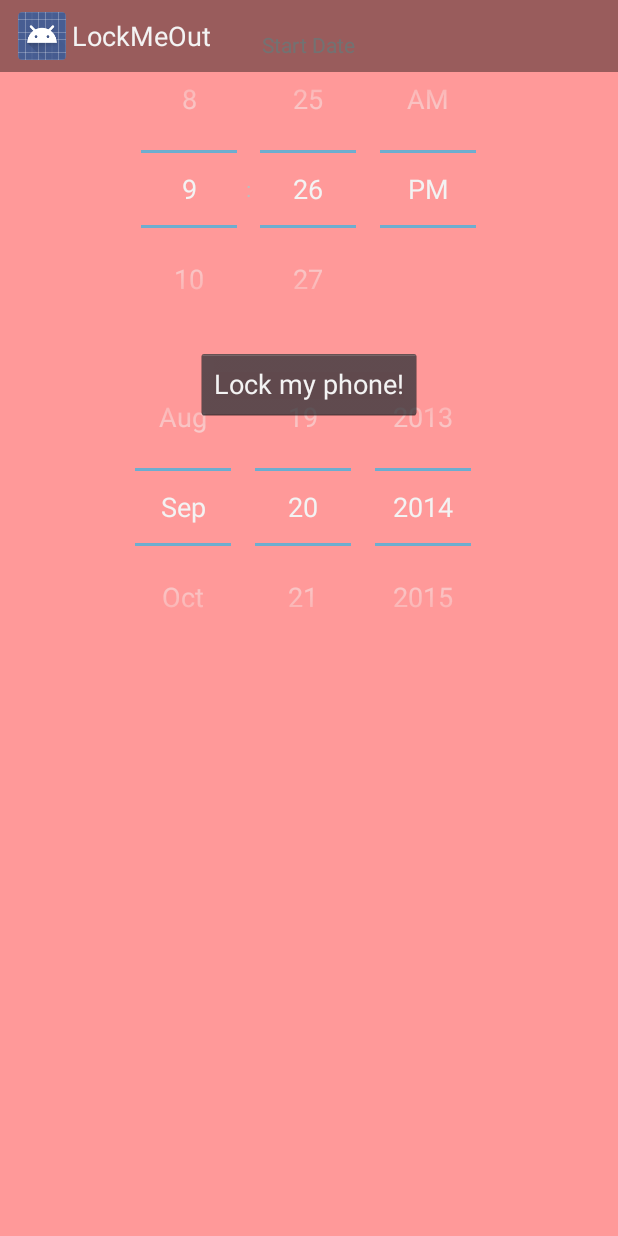
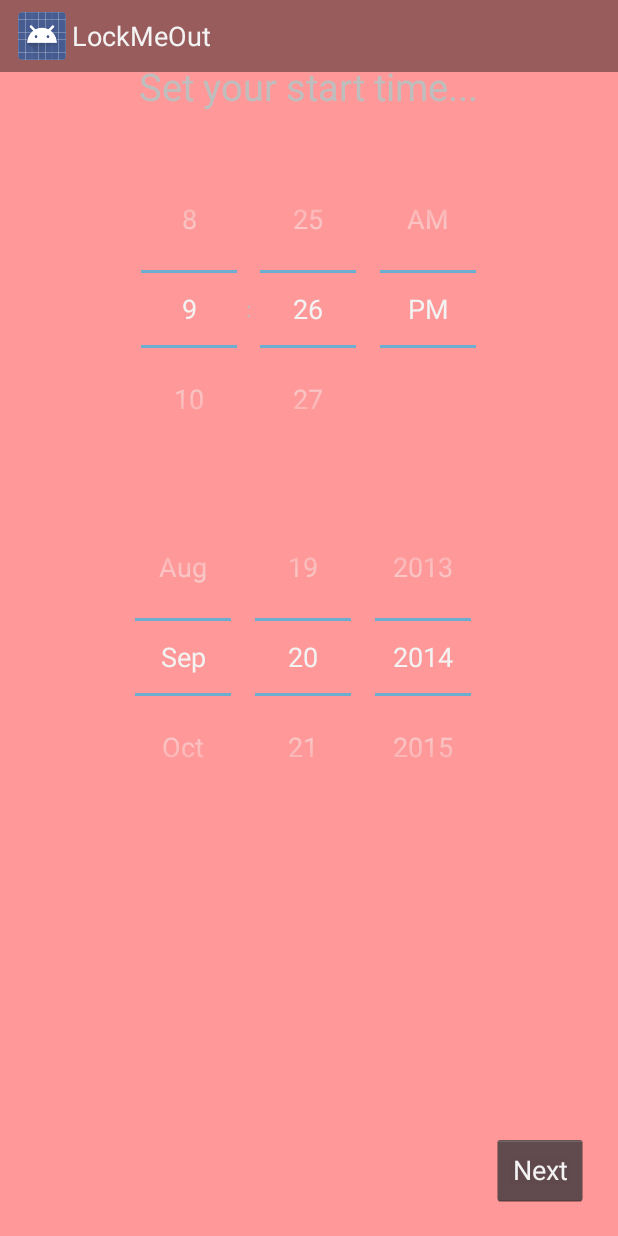
Before and after one commit to YixinXiong/LockMeOut, an Android app: the screen it shows after launch (HomeActivity), after a tap on "LOCK MY PHONE", on a phone screen of 412 x 824 dp. Run offline under Robolectric (Android 15) with nearby library versions, the phone set to English and light mode, and no system bars.

Commit message:
pick start and end dates now work as fragments

```diff
--- a/app/src/main/AndroidManifest.xml
+++ b/app/src/main/AndroidManifest.xml
@@ -5,7 +5,8 @@
     <application
         android:allowBackup="true"
         android:icon="@drawable/ic_launcher"
-        android:label="@string/app_name" >
+        android:label="@string/app_name"
+        android:theme="@android:style/Theme.NoTitleBar">
         <activity
             android:name="com.hackthenorth.lockmeout.app.HomeActivity"
             android:configChanges="orientation|keyboardHidden|screenSize"
--- a/app/src/main/java/com/hackthenorth/lockmeout/app/HomeActivity.java
+++ b/app/src/main/java/com/hackthenorth/lockmeout/app/HomeActivity.java
@@ -11,7 +11,12 @@ import android.support.v4.view.PagerAdapter;
 import android.support.v4.view.ViewPager;
 import android.widget.Toast;
 
+import com.hackthenorth.lockmeout.app.LockPhone.EndTime;
+import com.hackthenorth.lockmeout.app.LockPhone.LockPhoneFragment;
+import com.hackthenorth.lockmeout.app.LockPhone.StartTime;
 import com.hackthenorth.lockmeout.app.util.SystemUiHider;
+
+import java.util.Date;
 
 
 /**
@@ -20,7 +25,7 @@ import com.hackthenorth.lockmeout.app.util.SystemUiHider;
  *
  * @see SystemUiHider
  */
-public class HomeActivity extends FragmentActivity implements HomeFragment.OnButtonClickListener, LockPhoneFragment.OnLockSelectedListener{
+public class HomeActivity extends FragmentActivity implements HomeFragment.OnButtonClickListener, LockPhoneFragment.OnSaveSelectedListener, EndTime.OnLockSelectedListener {
     /**
      * Whether or not the system UI should be auto-hidden after
      * {@link #AUTO_HIDE_DELAY_MILLIS} milliseconds.
@@ -55,7 +60,8 @@ public class HomeActivity extends FragmentActivity implements HomeFragment.OnBut
 
     private PagerAdapter mPagerAdapter;
 
-    private LockPhoneFragment lockPhoneFragment;
+    private StartTime startTimeFragment;
+    private EndTime endTimeFragment;
 
     private LockAppFragment lockAppFragment;
 
@@ -69,6 +75,16 @@ public class HomeActivity extends FragmentActivity implements HomeFragment.OnBut
 
     private boolean adminEnabled;
 
+    private int startMinute;
+    private int startHour;
+    private int startDay;
+    private int startMonth;
+
+    private int endMinute;
+    private int endHour;
+    private int endDay;
+    private int endMonth;
+
     @Override
     protected void onCreate(Bundle savedInstanceState) {
         super.onCreate(savedInstanceState);
@@ -80,7 +96,8 @@ public class HomeActivity extends FragmentActivity implements HomeFragment.OnBut
         devicePolicyManager = (DevicePolicyManager)getSystemService(Context.DEVICE_POLICY_SERVICE);
 
         fragmentManager = getSupportFragmentManager();
-        lockPhoneFragment = LockPhoneFragment.newInstance("hi");
+        startTimeFragment = new StartTime();
+        endTimeFragment = new EndTime();
         lockAppFragment = LockAppFragment.newInstance("hello");
         homeFragment = HomeFragment.newInstance("hello");
 
@@ -130,15 +147,36 @@ public class HomeActivity extends FragmentActivity implements HomeFragment.OnBut
 
     public void handleButtonClicked(int i){
         if(i == 1){
-            fragmentManager.beginTransaction().replace(R.id.fragment_container, lockPhoneFragment).commit();
+            fragmentManager.beginTransaction().replace(R.id.fragment_container, startTimeFragment).commit();
         } else{
             fragmentManager.beginTransaction().replace(R.id.fragment_container, lockAppFragment).commit();
         }
     }
 
-    public void handleLock(int startMinute, int startHour){
+    public void saveTime(int minute, int hour, int day, int month, String direction){
         Toast.makeText(getApplicationContext(), "Start minute: " + startMinute + " Start hour: " + startHour,
                 Toast.LENGTH_LONG).show();
+        if(direction.equals("next")){
+            startMinute = minute;
+            startHour = hour;
+            startDay = day;
+            startMonth = month;
+
+            fragmentManager.beginTransaction().replace(R.id.fragment_container, endTimeFragment).commit();
+        } else {
+            endMinute = minute;
+            endHour = hour;
+            endDay = day;
+            endMonth = month;
+
+            if(direction.equals("back")){
+                fragmentManager.beginTransaction().replace(R.id.fragment_container, startTimeFragment).commit();
+            }
+        }
+    }
+
+    public void handleLock(){
+        Date startTime = new Date();
         devicePolicyManager.resetPassword("0000", 0);
     }
 
--- a/app/src/main/java/com/hackthenorth/lockmeout/app/HomeFragment.java
+++ b/app/src/main/java/com/hackthenorth/lockmeout/app/HomeFragment.java
@@ -58,7 +58,7 @@ public class HomeFragment extends Fragment {
             listener = (OnButtonClickListener) activity;
         } else {
             throw new ClassCastException(activity.toString()
-                    + " must implemenet MyListFragment.OnItemSelectedListener");
+                    + " must implement MyListFragment.OnItemSelectedListener");
         }
     }
 
--- /dev/null
+++ b/app/src/main/java/com/hackthenorth/lockmeout/app/LockPhone/LockPhoneFragment.java
@@ -0,0 +1,76 @@
+package com.hackthenorth.lockmeout.app.LockPhone;
+
+import android.app.Activity;
+import android.os.Bundle;
+import android.support.v4.app.Fragment;
+import android.view.LayoutInflater;
+import android.view.View;
+import android.view.ViewGroup;
+import android.widget.Button;
+import android.widget.DatePicker;
+import android.widget.TimePicker;
+
+/**
+ * Created by Berries on 2014-09-19.
+ */
+public class LockPhoneFragment extends Fragment {
+    public static final String EXTRA_MESSAGE = "EXTRA_MESSAGE";
+    public static final String HOUR = "HOUR";
+    public static final String MINUTE = "MINUTE";
+    public static final String DAY = "DAY";
+    public static final String MONTH = "MONTH";
+
+    private int hour;
+    private int minute;
+    private int day;
+    private int month;
+
+    protected TimePicker timePicker;
+    protected DatePicker datePicker;
+    private Button lockButton;
+    protected OnSaveSelectedListener listener;
+
+    @Override
+    public View onCreateView(LayoutInflater inflater, ViewGroup container,
+                             Bundle savedInstanceState) {
+
+        if (savedInstanceState != null) {
+            // Restore last state for checked position.
+            hour = savedInstanceState.getInt(HOUR, 0);
+            minute = savedInstanceState.getInt(MINUTE, 0);
+            day = savedInstanceState.getInt(DAY, 0);
+            month = savedInstanceState.getInt(MONTH, 0);
+        }
+
+        return null;
+    }
+
+
+    public void saveClicked(int minute, int hour, int day, int month, String direction){
+        listener.saveTime(minute, hour, day, month, direction);
+    }
+
+    public interface OnSaveSelectedListener {
+        public void saveTime(int minute, int hour, int day, int month, String direction);
+    }
+
+    @Override
+    public void onAttach(Activity activity) {
+        super.onAttach(activity);
+        if (activity instanceof OnSaveSelectedListener) {
+            listener = (OnSaveSelectedListener) activity;
+        } else {
+            throw new ClassCastException(activity.toString()
+                    + " must implemenet MyListFragment.OnItemSelectedListener");
+        }
+    }
+
+    @Override
+    public void onSaveInstanceState(Bundle outState) {
+        super.onSaveInstanceState(outState);
+        outState.putInt(HOUR, hour);
+        outState.putInt(MINUTE, minute);
+        outState.putInt(DAY, day);
+        outState.putInt(MONTH, month);
+    }
+}
--- /dev/null
+++ b/app/src/main/java/com/hackthenorth/lockmeout/app/LockPhone/StartTime.java
@@ -0,0 +1,100 @@
+package com.hackthenorth.lockmeout.app.LockPhone;
+
+import android.app.Activity;
+import android.os.Bundle;
+import android.util.Log;
+import android.view.LayoutInflater;
+import android.view.View;
+import android.view.ViewGroup;
+import android.widget.Button;
+import android.widget.DatePicker;
+import android.widget.TimePicker;
+
+import com.hackthenorth.lockmeout.app.R;
+
+import java.lang.reflect.Field;
+
+/**
+ * Created by Berries on 2014-09-19.
+ */
+public class StartTime extends LockPhoneFragment {
+    public static final String EXTRA_MESSAGE = "EXTRA_MESSAGE";
+    public static final String HOUR = "HOUR";
+    public static final String MINUTE = "MINUTE";
+    public static final String DAY = "DAY";
+    public static final String MONTH = "MONTH";
+
+    private int hour;
+    private int minute;
+    private int day;
+    private int month;
+
+    private TimePicker timePicker;
+    private DatePicker datePicker;
+    private Button nextButton;
+
+    @Override
+    public View onCreateView(LayoutInflater inflater, ViewGroup container,
+                             Bundle savedInstanceState) {
+        super.onCreateView(inflater, container, savedInstanceState);
+
+        View view = (View) inflater.inflate(
+                R.layout.fragment_starttime, container, false);
+
+        timePicker = (TimePicker) view.findViewById(R.id.time_picker);
+        datePicker = (DatePicker) view.findViewById(R.id.date_picker);
+
+        try {
+            Field f[] = datePicker.getClass().getDeclaredFields();
+            for (Field field : f) {
+                if (field.getName().equals("mYearPicker") || field.getName().equals("mYearSpinner")) {
+                    field.setAccessible(true);
+                    Object yearPicker = new Object();
+                    yearPicker = field.get(datePicker);
+                    ((View) yearPicker).setVisibility(View.GONE);
+                }
+            }
+        }
+        catch (SecurityException e) {
+            Log.d("ERROR", e.getMessage());
+        }
+        catch (IllegalArgumentException e) {
+            Log.d("ERROR", e.getMessage());
+        }
+        catch (IllegalAccessException e) {
+            Log.d("ERROR", e.getMessage());
+        }
+
+        nextButton = (Button) view.findViewById(R.id.next_button);
+
+        nextButton.setOnClickListener(new View.OnClickListener() {
+            @Override
+            public void onClick(View v) {
+                saveClicked(timePicker.getCurrentMinute(), timePicker.getCurrentHour(), datePicker.getDayOfMonth(), datePicker.getMonth(), "next");
+            }
+        });
+
+        return view;
+    }
+
+
+    @Override
+    public void onAttach(Activity activity) {
+        super.onAttach(activity);
+        if (activity instanceof OnSaveSelectedListener) {
+            listener = (OnSaveSelectedListener) activity;
+        } else {
+            throw new ClassCastException(activity.toString()
+                    + " must implement MyListFragment.OnItemSelectedListener");
+        }
+    }
+
+    @Override
+    public void onSaveInstanceState(Bundle outState) {
+        super.onSaveInstanceState(outState);
+        outState.putInt(HOUR, hour);
+        outState.putInt(MINUTE, minute);
+        outState.putInt(DAY, day);
+        outState.putInt(MONTH, month);
+    }
+}
--- a/app/src/main/java/com/hackthenorth/lockmeout/app/LockPhoneFragment.java
+++ /dev/null
@@ -1,92 +0,0 @@
-package com.hackthenorth.lockmeout.app;
-
-import android.app.Activity;
-import android.os.Bundle;
-import android.support.v4.app.Fragment;
-import android.view.LayoutInflater;
-import android.view.View;
-import android.view.ViewGroup;
-import android.widget.Button;
-import android.widget.TimePicker;
-
-/**
- * Created by Berries on 2014-09-19.
- */
-public class LockPhoneFragment extends Fragment {
-    public static final String EXTRA_MESSAGE = "EXTRA_MESSAGE";
-    public static final String STARTHOUR = "STARTHOUR";
-    public static final String STARTMINUTE = "STARTMINUTE";
-    public static final String ENDHOUR = "ENDHOUR";
-    public static final String ENDMINUTE = "ENDMINUTE";
-
-    private int startHour;
-    private int startMinute;
-    private TimePicker startTimePicker;
-    //private TimePicker endTimePicker;
-    private Button lockButton;
-    private OnLockSelectedListener listener;
-
-    @Override
-    public View onCreateView(LayoutInflater inflater, ViewGroup container,
-                             Bundle savedInstanceState) {
-
-        if (savedInstanceState != null) {
-            // Restore last state for checked position.
-            startHour = savedInstanceState.getInt(STARTHOUR, 0);
-            startMinute = savedInstanceState.getInt(STARTMINUTE, 0);
-        }
-
-        View view = (View) inflater.inflate(
-                R.layout.fragment_lockphone, container, false);
-
-        startTimePicker = (TimePicker) view.findViewById(R.id.start_date);
-        //endTimePicker = (TimePicker) view.findViewById(R.id.end_date);
-        lockButton = (Button) view.findViewById(R.id.lock_button);
-
-        lockButton.setOnClickListener(new View.OnClickListener() {
-            @Override
-            public void onClick(View v) {
-                startMinute = startTimePicker.getCurrentMinute();
-                startHour = startTimePicker.getCurrentHour();
-                lockClicked(startMinute, startHour);
-            }
-        });
-
-        return view;
-    }
-
-
-    public void lockClicked(int startMinute, int startHour){
-        listener.handleLock(startMinute, startHour);
-    }
-
-    public interface OnLockSelectedListener{
-        public void handleLock(int startMinute, int startHour);
-    }
-
-    @Override
-    public void onAttach(Activity activity) {
-        super.onAttach(activity);
-        if (activity instanceof OnLockSelectedListener) {
-            listener = (OnLockSelectedListener) activity;
-        } else {
-            throw new ClassCastException(activity.toString()
-                    + " must implemenet MyListFragment.OnItemSelectedListener");
-        }
-    }
-
-    @Override
-    public void onSaveInstanceState(Bundle outState) {
-        super.onSaveInstanceState(outState);
-        outState.putInt(STARTHOUR, startHour);
-        outState.putInt(STARTMINUTE, startMinute);
-    }
-
-    public static final LockPhoneFragment newInstance(String message){
-        LockPhoneFragment f = new LockPhoneFragment();
-        Bundle bdl = new Bundle(1);
-        bdl.putString(EXTRA_MESSAGE, message);
-        f.setArguments(bdl);
-        return f;
-    }
-}
--- a/app/src/main/res/layout/fragment_lockphone.xml
+++ b/app/src/main/res/layout/fragment_lockphone.xml
@@ -1,40 +1,27 @@
 <?xml version="1.0" encoding="utf-8"?>
 
-<RelativeLayout xmlns:android="http://schemas.android.com/apk/res/android"
+<LinearLayout xmlns:android="http://schemas.android.com/apk/res/android"
     android:id="@+id/lockapp_fragment"
     android:layout_width="match_parent"
     android:layout_height="match_parent"
+    android:paddingTop="25dp"
     android:background="#ffff9999"
-    android:paddingTop="20dp">
-
-    <TextView
-        android:layout_width="wrap_content"
-        android:layout_centerHorizontal="true"
-        android:layout_height="wrap_content"
-        android:text="Start Date"/>
+    android:orientation="vertical">
 
     <TimePicker xmlns:android="http://schemas.android.com/apk/res/android"
-        android:id="@+id/start_date"
-        android:layout_centerHorizontal="true"
+        android:id="@+id/time_picker"
+        android:gravity="center"
+        android:layout_gravity="center_horizontal"
+        android:layout_marginBottom="20dp"
         android:layout_width="wrap_content"
         android:layout_height="wrap_content">
     </TimePicker>
 
     <DatePicker
+        android:id="@+id/date_picker"
         android:layout_width="wrap_content"
+        android:layout_gravity="center_horizontal"
         android:layout_height="wrap_content"
-        android:layout_centerHorizontal="true"
-        android:layout_below="@id/start_date"
         android:calendarViewShown="false" ></DatePicker>
 
-
-    <Button
-        android:id="@+id/lock_button"
-        android:layout_width="wrap_content"
-        android:layout_height="wrap_content"
-        android:layout_below="@id/start_date"
-        android:layout_centerHorizontal="true"
-        android:text="Lock my phone!"/>
-
-
-</RelativeLayout>
+</LinearLayout>
--- /dev/null
+++ b/app/src/main/res/layout/fragment_starttime.xml
@@ -0,0 +1,32 @@
+<?xml version="1.0" encoding="utf-8"?>
+
+<RelativeLayout xmlns:android="http://schemas.android.com/apk/res/android"
+    android:id="@+id/fragment_starttime"
+    android:layout_width="match_parent"
+    android:layout_height="match_parent"
+    android:background="#ffff9999"
+    android:paddingTop="40dp">
+
+    <TextView
+        android:id="@+id/set_start_Text"
+        android:layout_width="wrap_content"
+        android:layout_height="wrap_content"
+        android:text="@string/set_start_time"
+        android:textSize="25dp"
+        android:layout_centerHorizontal="true"/>
+
+    <include layout="@layout/fragment_lockphone"
+        android:layout_below="@id/set_start_Text"
+        android:layout_height="match_parent"
+        android:layout_width="match_parent"/>
+
+        <Button
+            android:id="@+id/next_button"
+            android:layout_width="wrap_content"
+            android:layout_height="wrap_content"
+            android:text="@string/next_button"
+            android:layout_alignParentRight="true"
+            android:layout_alignParentBottom="true"
+            android:layout_margin="20dp"/>
+
+</RelativeLayout>
--- a/app/src/main/res/layout/view_pager_home.xml
+++ /dev/null
@@ -1,6 +0,0 @@
-<?xml version="1.0" encoding="utf-8"?>
-
-<android.support.v4.view.ViewPager xmlns:android="http://schemas.android.com/apk/res/android"
-    android:id="@+id/view_pager_home"
-    android:layout_width="match_parent"
-    android:layout_height="match_parent"/>
--- a/app/src/main/res/values/strings.xml
+++ b/app/src/main/res/values/strings.xml
@@ -9,5 +9,10 @@
     <string name="hello_blank_fragment">Hello blank fragment</string>
     <string name="device_admin_description">Device admin description</string>
     <string name="device_admin">Device admin</string>
+    <string name="set_start_time">Set your start time...</string>
+    <string name="set_end_time">Set your end time...</string>
+    <string name="back_button">Back</string>
+    <string name="next_button">Next</string>
+    <string name="lock_button">Lock!</string>
 
 </resources>
```
Also changed, not shown: app/src/main/java/com/hackthenorth/lockmeout/app/LockPhone/EndTime.java (added, +105 -0 lines), app/src/main/res/layout/fragment_endtime.xml (added, +42 -0 lines).
